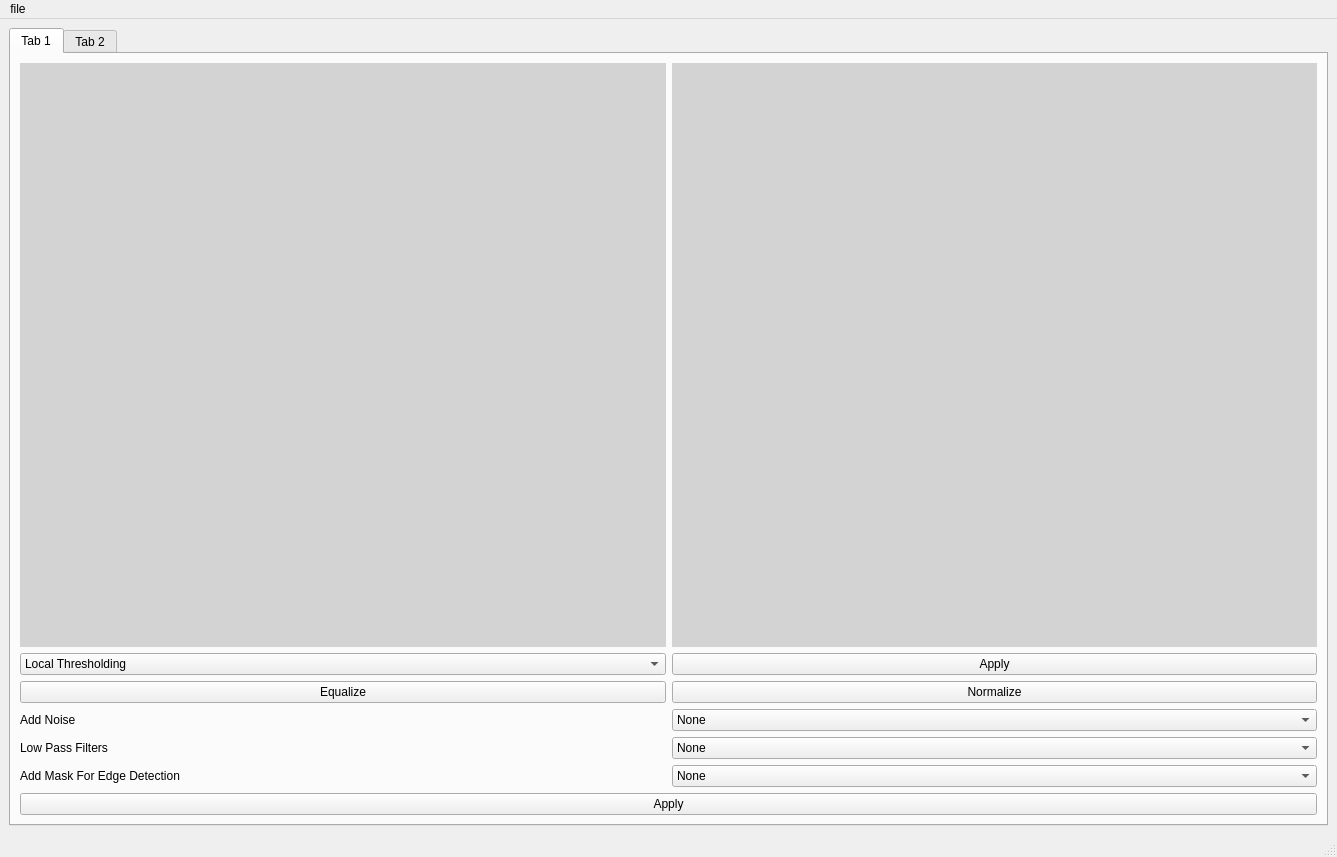
Qt form main.ui (hassanowis/Vision-Pro-Toolkit) before a commit.
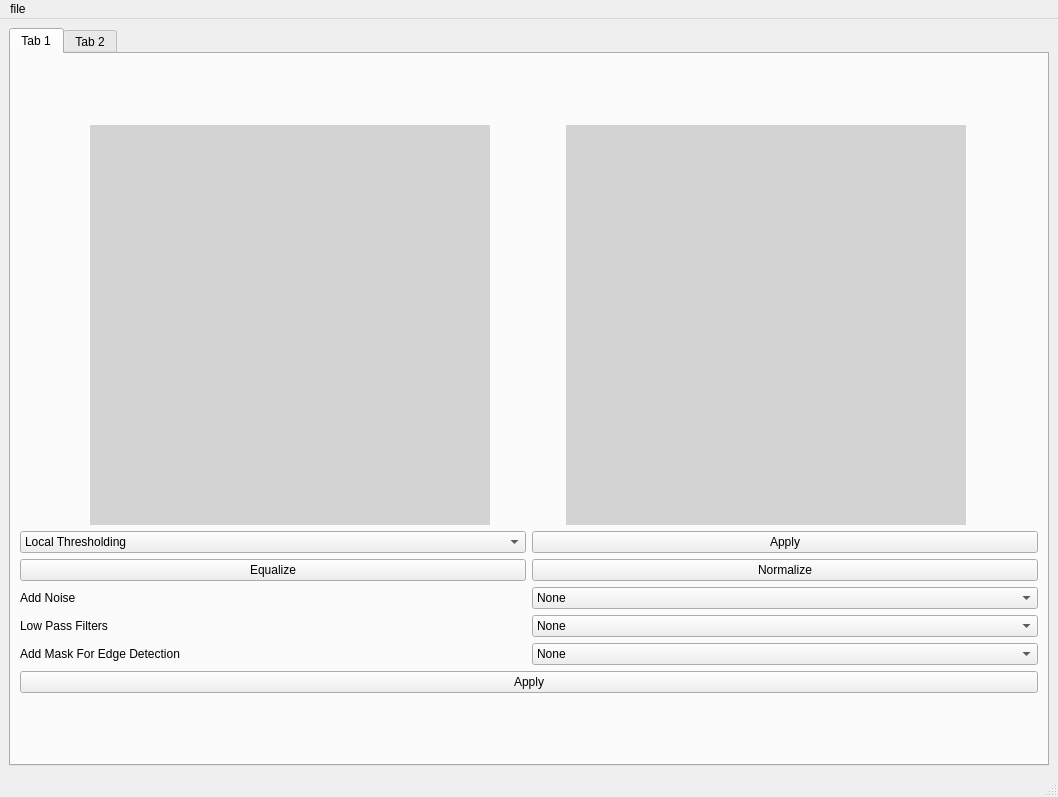
The same form after that commit.

Diff of the .ui file:
```diff
--- a/main.ui
+++ b/main.ui
@@ -6,8 +6,8 @@
    <rect>
     <x>0</x>
     <y>0</y>
-    <width>1337</width>
-    <height>857</height>
+    <width>1058</width>
+    <height>797</height>
    </rect>
   </property>
   <property name="windowTitle">
@@ -31,6 +31,18 @@
            <layout class="QHBoxLayout" name="horizontalLayout_5">
             <item>
              <widget class="QLabel" name="pre_process_image_lbl">
+              <property name="sizePolicy">
+               <sizepolicy hsizetype="Fixed" vsizetype="Fixed">
+                <horstretch>0</horstretch>
+                <verstretch>0</verstretch>
+               </sizepolicy>
+              </property>
+              <property name="minimumSize">
+               <size>
+                <width>400</width>
+                <height>400</height>
+               </size>
+              </property>
               <property name="styleSheet">
                <string notr="true">background-color:lightgrey</string>
               </property>
@@ -41,6 +53,18 @@
             </item>
             <item>
              <widget class="QLabel" name="proceesed_image_lbl">
+              <property name="sizePolicy">
+               <sizepolicy hsizetype="Fixed" vsizetype="Fixed">
+                <horstretch>0</horstretch>
+                <verstretch>0</verstretch>
+               </sizepolicy>
+              </property>
+              <property name="minimumSize">
+               <size>
+                <width>400</width>
+                <height>400</height>
+               </size>
+              </property>
               <property name="styleSheet">
                <string notr="true">background-color:lightgrey</string>
               </property>
@@ -324,8 +348,8 @@
     <rect>
      <x>0</x>
      <y>0</y>
-     <width>1337</width>
-     <height>26</height>
+     <width>1058</width>
+     <height>21</height>
     </rect>
    </property>
    <widget class="QMenu" name="menufile">
```
